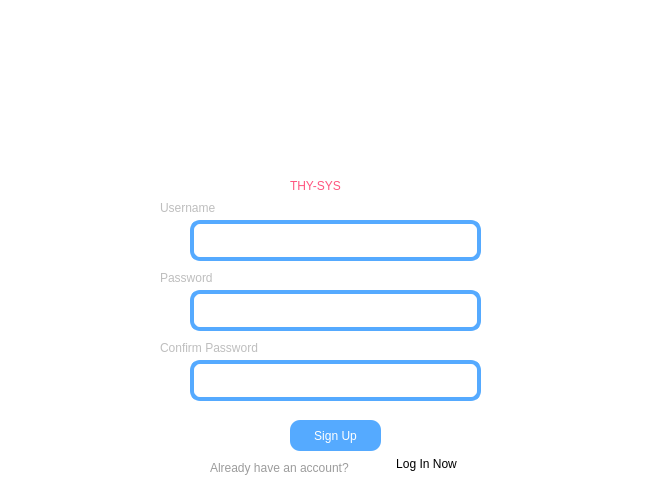
Above: thysys_signup.ui from EuphoriaForever/thysys before the change. Below: the same form after it.
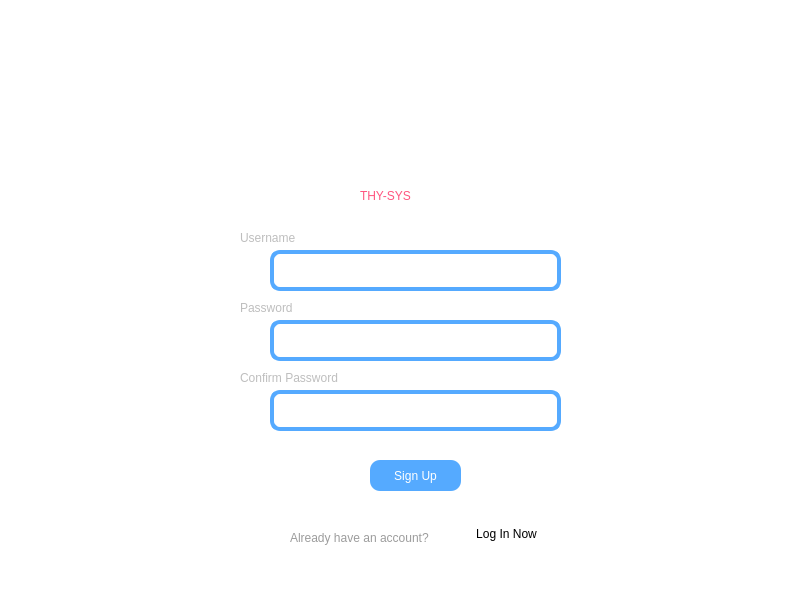
That is the form after the change. Icons and pictures are not drawn.

```diff
--- a/thysys_signup.ui
+++ b/thysys_signup.ui
@@ -6,8 +6,8 @@
    <rect>
     <x>0</x>
     <y>0</y>
-    <width>663</width>
-    <height>486</height>
+    <width>800</width>
+    <height>601</height>
    </rect>
   </property>
   <property name="windowTitle">
@@ -19,10 +19,10 @@
   <widget class="QLabel" name="icon">
    <property name="geometry">
     <rect>
-     <x>260</x>
-     <y>30</y>
-     <width>161</width>
-     <height>141</height>
+     <x>320</x>
+     <y>20</y>
+     <width>191</width>
+     <height>161</height>
     </rect>
    </property>
    <property name="text">
@@ -38,8 +38,8 @@
   <widget class="QLabel" name="thysysName">
    <property name="geometry">
     <rect>
-     <x>290</x>
-     <y>170</y>
+     <x>360</x>
+     <y>180</y>
      <width>111</width>
      <height>31</height>
     </rect>
@@ -56,8 +56,8 @@
   <widget class="QLineEdit" name="username">
    <property name="geometry">
     <rect>
-     <x>190</x>
-     <y>220</y>
+     <x>270</x>
+     <y>250</y>
      <width>291</width>
      <height>41</height>
     </rect>
@@ -72,8 +72,8 @@
   <widget class="QLineEdit" name="password">
    <property name="geometry">
     <rect>
-     <x>190</x>
-     <y>290</y>
+     <x>270</x>
+     <y>320</y>
      <width>291</width>
      <height>41</height>
     </rect>
@@ -86,8 +86,8 @@
   <widget class="QLineEdit" name="confirm_password">
    <property name="geometry">
     <rect>
-     <x>190</x>
-     <y>360</y>
+     <x>270</x>
+     <y>390</y>
      <width>291</width>
      <height>41</height>
     </rect>
@@ -100,8 +100,8 @@
   <widget class="QLabel" name="usernameLabel">
    <property name="geometry">
     <rect>
-     <x>160</x>
-     <y>200</y>
+     <x>240</x>
+     <y>230</y>
      <width>81</width>
      <height>16</height>
     </rect>
@@ -117,8 +117,8 @@
   <widget class="QLabel" name="passwordLabel">
    <property name="geometry">
     <rect>
-     <x>160</x>
-     <y>270</y>
+     <x>240</x>
+     <y>300</y>
      <width>91</width>
      <height>16</height>
     </rect>
@@ -134,8 +134,8 @@
   <widget class="QLabel" name="confirmPasswordLabel">
    <property name="geometry">
     <rect>
-     <x>160</x>
-     <y>340</y>
+     <x>240</x>
+     <y>370</y>
      <width>151</width>
      <height>16</height>
     </rect>
@@ -151,8 +151,8 @@
   <widget class="QPushButton" name="Signup">
    <property name="geometry">
     <rect>
-     <x>290</x>
-     <y>420</y>
+     <x>370</x>
+     <y>460</y>
      <width>91</width>
      <height>31</height>
     </rect>
@@ -170,8 +170,8 @@
   <widget class="QLabel" name="label">
    <property name="geometry">
     <rect>
-     <x>210</x>
-     <y>460</y>
+     <x>290</x>
+     <y>530</y>
      <width>161</width>
      <height>16</height>
     </rect>
@@ -186,8 +186,8 @@
   <widget class="QPushButton" name="loginAcc">
    <property name="geometry">
     <rect>
-     <x>380</x>
-     <y>450</y>
+     <x>460</x>
+     <y>520</y>
      <width>93</width>
      <height>28</height>
     </rect>
```
